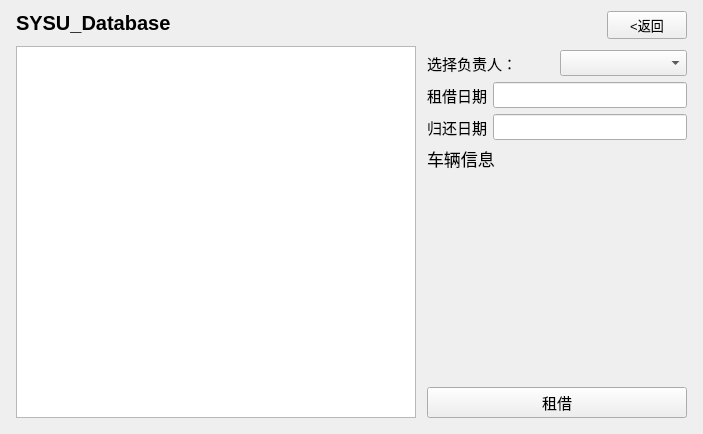
This is qt/ui/lease.ui in dsh-weedy/SYSU-database-ex as Qt 5 draws it before an edit. The edited form follows.
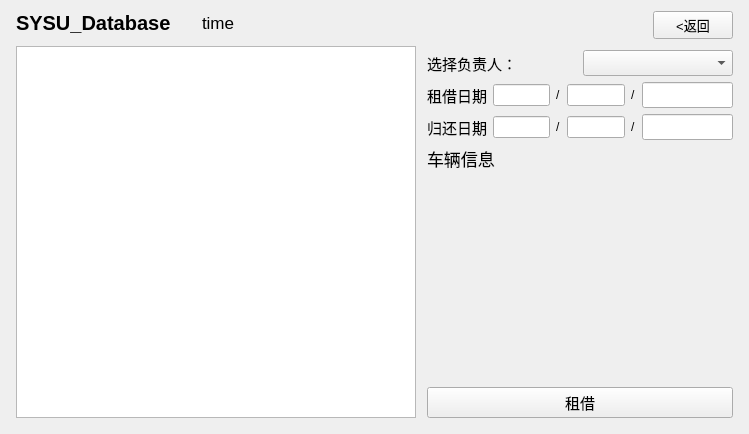
This is the edited form.

Patch:
```diff
--- a/qt/ui/lease.ui
+++ b/qt/ui/lease.ui
@@ -6,7 +6,7 @@
    <rect>
     <x>0</x>
     <y>0</y>
-    <width>703</width>
+    <width>749</width>
     <height>434</height>
    </rect>
   </property>
@@ -50,6 +50,34 @@
            </property>
           </widget>
          </item>
+         <item>
+          <spacer name="horizontalSpacer_6">
+           <property name="orientation">
+            <enum>Qt::Horizontal</enum>
+           </property>
+           <property name="sizeType">
+            <enum>QSizePolicy::Fixed</enum>
+           </property>
+           <property name="sizeHint" stdset="0">
+            <size>
+             <width>5</width>
+             <height>20</height>
+            </size>
+           </property>
+          </spacer>
+         </item>
+         <item>
+          <widget class="QLabel" name="label_time">
+           <property name="font">
+            <font>
+             <pointsize>13</pointsize>
+            </font>
+           </property>
+           <property name="text">
+            <string>time</string>
+           </property>
+          </widget>
+         </item>
          <item>
           <spacer name="horizontalSpacer_3">
            <property name="orientation">
@@ -211,7 +239,27 @@
           </widget>
          </item>
          <item>
-          <widget class="QLineEdit" name="lineEdit_1">
+          <widget class="QLineEdit" name="lineEdit_1_year"/>
+         </item>
+         <item>
+          <widget class="QLabel" name="label_4">
+           <property name="text">
+            <string>/</string>
+           </property>
+          </widget>
+         </item>
+         <item>
+          <widget class="QLineEdit" name="lineEdit_1_month"/>
+         </item>
+         <item>
+          <widget class="QLabel" name="label_5">
+           <property name="text">
+            <string>/</string>
+           </property>
+          </widget>
+         </item>
+         <item>
+          <widget class="QLineEdit" name="lineEdit_1_day">
            <property name="font">
             <font>
              <pointsize>11</pointsize>
@@ -236,7 +284,27 @@
           </widget>
          </item>
          <item>
-          <widget class="QLineEdit" name="lineEdit_2">
+          <widget class="QLineEdit" name="lineEdit_2_year"/>
+         </item>
+         <item>
+          <widget class="QLabel" name="label">
+           <property name="text">
+            <string>/</string>
+           </property>
+          </widget>
+         </item>
+         <item>
+          <widget class="QLineEdit" name="lineEdit_2_month"/>
+         </item>
+         <item>
+          <widget class="QLabel" name="label_3">
+           <property name="text">
+            <string>/</string>
+           </property>
+          </widget>
+         </item>
+         <item>
+          <widget class="QLineEdit" name="lineEdit_2_day">
            <property name="font">
             <font>
              <pointsize>11</pointsize>
```
